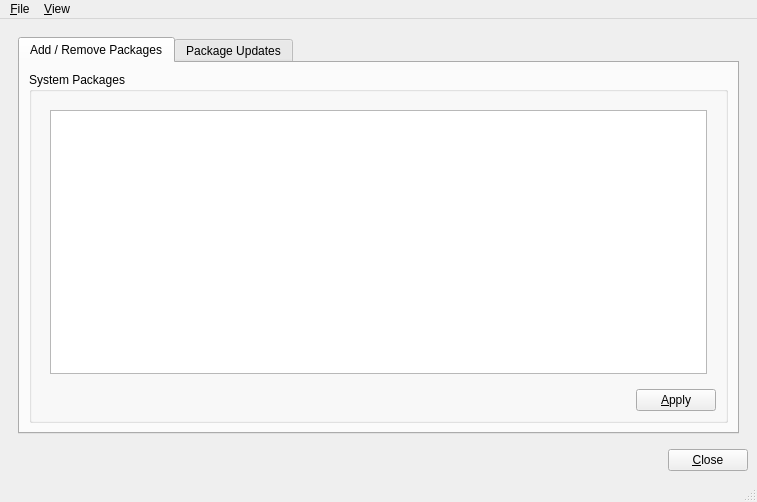
Old version of the form src-qt4/pc-pkgmanager/mainWin.ui in the repository trueos/pcbsd.
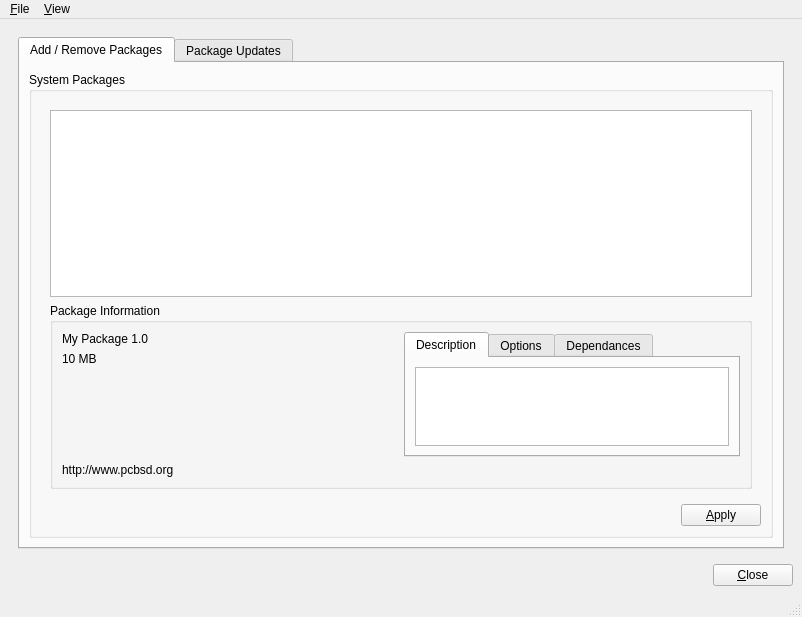
New version of the form. The open tabs and pages were chosen to show the change. Icons and pictures are not drawn.

Commit message: Some cosmetic improvements to PKGNG manager, now when we click a package we will be shown a details widget, which has name / size / desc / options / depends / URL

```diff
--- a/src-qt4/pc-pkgmanager/mainWin.ui
+++ b/src-qt4/pc-pkgmanager/mainWin.ui
@@ -6,8 +6,8 @@
    <rect>
     <x>0</x>
     <y>0</y>
-    <width>757</width>
-    <height>502</height>
+    <width>802</width>
+    <height>586</height>
    </rect>
   </property>
   <property name="windowTitle">
@@ -37,41 +37,14 @@
               <property name="title">
                <string>System Packages</string>
               </property>
-              <layout class="QGridLayout" name="gridLayout_3">
-               <item row="1" column="0">
-                <layout class="QHBoxLayout" name="horizontalLayout">
-                 <item>
-                  <spacer name="spacer2">
-                   <property name="orientation">
-                    <enum>Qt::Horizontal</enum>
-                   </property>
-                   <property name="sizeType">
-                    <enum>QSizePolicy::Expanding</enum>
-                   </property>
-                   <property name="sizeHint" stdset="0">
-                    <size>
-                     <width>223</width>
-                     <height>21</height>
-                    </size>
-                   </property>
-                  </spacer>
-                 </item>
-                 <item>
-                  <widget class="QPushButton" name="pushPkgApply">
-                   <property name="text">
-                    <string>&amp;Apply</string>
-                   </property>
-                  </widget>
-                 </item>
-                </layout>
-               </item>
+              <layout class="QGridLayout" name="gridLayout_11">
                <item row="0" column="0">
                 <widget class="QStackedWidget" name="stackedPkgView">
                  <property name="currentIndex">
                   <number>0</number>
                  </property>
                  <widget class="QWidget" name="pageBasic">
-                  <layout class="QGridLayout" name="gridLayout_6">
+                  <layout class="QGridLayout" name="gridLayout_10">
                    <item row="0" column="0">
                     <widget class="QTreeWidget" name="treeMetaPkgs">
                      <attribute name="headerVisible">
@@ -90,15 +63,157 @@
                   <layout class="QGridLayout" name="gridLayout_7">
                    <item row="0" column="0">
                     <widget class="QTreeWidget" name="treeNGPkgs">
+                     <property name="sizePolicy">
+                      <sizepolicy hsizetype="Expanding" vsizetype="MinimumExpanding">
+                       <horstretch>0</horstretch>
+                       <verstretch>0</verstretch>
+                      </sizepolicy>
+                     </property>
                      <attribute name="headerVisible">
                       <bool>false</bool>
                      </attribute>
+                     <column>
+                      <property name="text">
+                       <string notr="true">1</string>
+                      </property>
+                     </column>
+                    </widget>
+                   </item>
+                   <item row="1" column="0">
+                    <widget class="QGroupBox" name="groupInfo">
+                     <property name="sizePolicy">
+                      <sizepolicy hsizetype="Preferred" vsizetype="Preferred">
+                       <horstretch>0</horstretch>
+                       <verstretch>0</verstretch>
+                      </sizepolicy>
+                     </property>
+                     <property name="title">
+                      <string>Package Information</string>
+                     </property>
+                     <layout class="QGridLayout" name="gridLayout_6">
+                      <item row="0" column="1" rowspan="3">
+                       <widget class="QTabWidget" name="tabWidget">
+                        <property name="currentIndex">
+                         <number>0</number>
+                        </property>
+                        <widget class="QWidget" name="tabDesc">
+                         <attribute name="title">
+                          <string>Description</string>
+                         </attribute>
+                         <layout class="QGridLayout" name="gridLayout_3">
+                          <item row="0" column="0">
+                           <widget class="QTextBrowser" name="textDesc"/>
+                          </item>
+                         </layout>
+                        </widget>
+                        <widget class="QWidget" name="tabOpts">
+                         <attribute name="title">
+                          <string>Options</string>
+                         </attribute>
+                         <layout class="QGridLayout" name="gridLayout_12">
+                          <item row="0" column="0">
+                           <widget class="QTextBrowser" name="textOptions"/>
+                          </item>
+                         </layout>
+                        </widget>
+                        <widget class="QWidget" name="tab">
+                         <attribute name="title">
+                          <string>Dependances</string>
+                         </attribute>
+                         <layout class="QGridLayout" name="gridLayout_13">
+                          <item row="0" column="0">
+                           <widget class="QTextBrowser" name="textDeps"/>
+                          </item>
+                         </layout>
+                        </widget>
+                       </widget>
+                      </item>
+                      <item row="0" column="0">
+                       <widget class="QLabel" name="labelPkgNameVer">
+                        <property name="sizePolicy">
+                         <sizepolicy hsizetype="MinimumExpanding" vsizetype="Fixed">
+                          <horstretch>0</horstretch>
+                          <verstretch>0</verstretch>
+                         </sizepolicy>
+                        </property>
+                        <property name="text">
+                         <string>My Package 1.0</string>
+                        </property>
+                       </widget>
+                      </item>
+                      <item row="1" column="0">
+                       <widget class="QLabel" name="labelSize">
+                        <property name="sizePolicy">
+                         <sizepolicy hsizetype="Fixed" vsizetype="Fixed">
+                          <horstretch>0</horstretch>
+                          <verstretch>0</verstretch>
+                         </sizepolicy>
+                        </property>
+                        <property name="text">
+                         <string>10 MB</string>
+                        </property>
+                       </widget>
+                      </item>
+                      <item row="2" column="0">
+                       <spacer name="verticalSpacer">
+                        <property name="orientation">
+                         <enum>Qt::Vertical</enum>
+                        </property>
+                        <property name="sizeHint" stdset="0">
+                         <size>
+                          <width>20</width>
+                          <height>118</height>
+                         </size>
+                        </property>
+                       </spacer>
+                      </item>
+                      <item row="3" column="0" colspan="2">
+                       <widget class="QLabel" name="labelWeb">
+                        <property name="text">
+                         <string>http://www.pcbsd.org</string>
+                        </property>
+                        <property name="alignment">
+                         <set>Qt::AlignLeading|Qt::AlignLeft|Qt::AlignVCenter</set>
+                        </property>
+                        <property name="wordWrap">
+                         <bool>true</bool>
+                        </property>
+                       </widget>
+                      </item>
+                     </layout>
                     </widget>
                    </item>
                   </layout>
                  </widget>
                 </widget>
                </item>
+               <item row="1" column="0">
+                <layout class="QHBoxLayout" name="horizontalLayout">
+                 <item>
+                  <spacer name="spacer2">
+                   <property name="orientation">
+                    <enum>Qt::Horizontal</enum>
+                   </property>
+                   <property name="sizeType">
+                    <enum>QSizePolicy::Expanding</enum>
+                   </property>
+                   <property name="sizeHint" stdset="0">
+                    <size>
+                     <width>223</width>
+                     <height>21</height>
+                    </size>
+                   </property>
+                  </spacer>
+                 </item>
+                 <item>
+                  <widget class="QPushButton" name="pushPkgApply">
+                   <property name="text">
+                    <string>&amp;Apply</string>
+                   </property>
+                  </widget>
+                 </item>
+                </layout>
+               </item>
               </layout>
              </widget>
             </item>
@@ -290,7 +405,7 @@
     <rect>
      <x>0</x>
      <y>0</y>
-     <width>757</width>
+     <width>802</width>
      <height>22</height>
     </rect>
    </property>
```
The commit also changes 2 other files.
